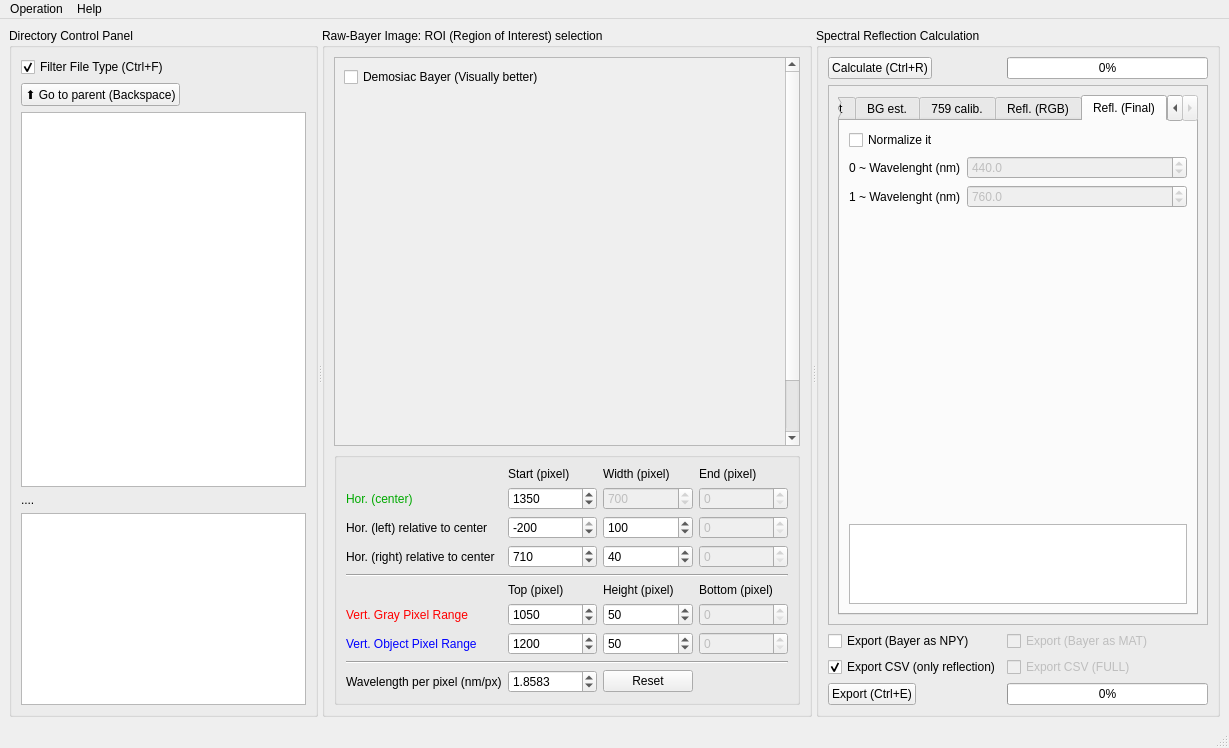
The window that UI/UI_Mainwindow.ui (garid3000/bps_spectrometer_gui) describes before a commit, drawn with Qt 5.
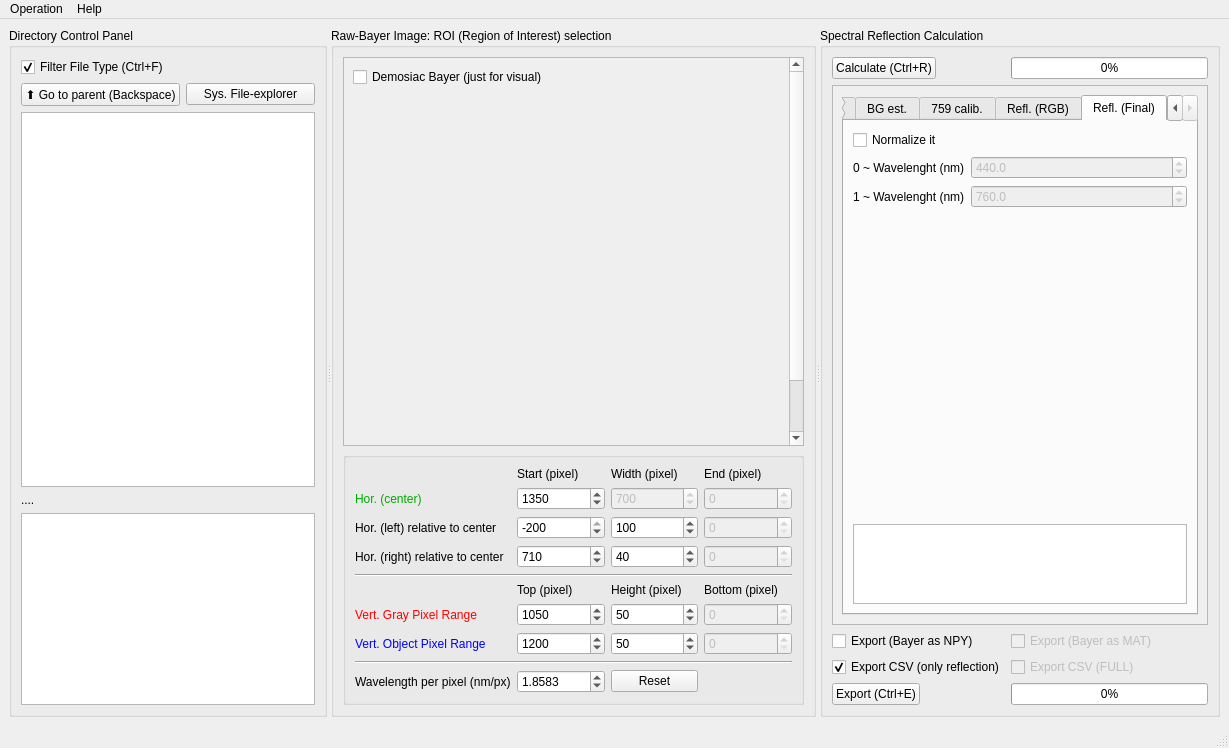
The same window after the commit. The open tabs and pages were chosen to show the change. Icons and pictures are not drawn. Custom widgets are drawn as their Qt base class.

Commit message: Tooltip for the export button.

Patch:
```diff
--- a/UI/UI_Mainwindow.ui
+++ b/UI/UI_Mainwindow.ui
@@ -91,6 +91,12 @@
                <verstretch>0</verstretch>
               </sizepolicy>
              </property>
+             <property name="minimumSize">
+              <size>
+               <width>0</width>
+               <height>5</height>
+              </size>
+             </property>
              <property name="font">
               <font>
                <family>Monospace</family>
@@ -98,6 +104,13 @@
              </property>
             </widget>
            </item>
+           <item row="1" column="1">
+            <widget class="QPushButton" name="pb_system_file_explorer">
+             <property name="text">
+              <string>Sys. File-explorer</string>
+             </property>
+            </widget>
+           </item>
           </layout>
          </widget>
         </item>
@@ -118,7 +131,7 @@
             <rect>
              <x>0</x>
              <y>0</y>
-             <width>458</width>
+             <width>446</width>
              <height>450</height>
             </rect>
            </property>
@@ -126,7 +139,7 @@
             <item>
              <widget class="QCheckBox" name="cb_rawbayer_visual_demosiac">
               <property name="text">
-               <string>Demosiac Bayer (Visually better)</string>
+               <string>Demosiac Bayer (just for visual)</string>
               </property>
              </widget>
             </item>
@@ -654,7 +667,7 @@
             <rect>
              <x>0</x>
              <y>0</y>
-             <width>372</width>
+             <width>363</width>
              <height>539</height>
             </rect>
            </property>
```
Left out of the diff: 5 changed lines with no effect on the pictures. The commit also changes 6 other files.
